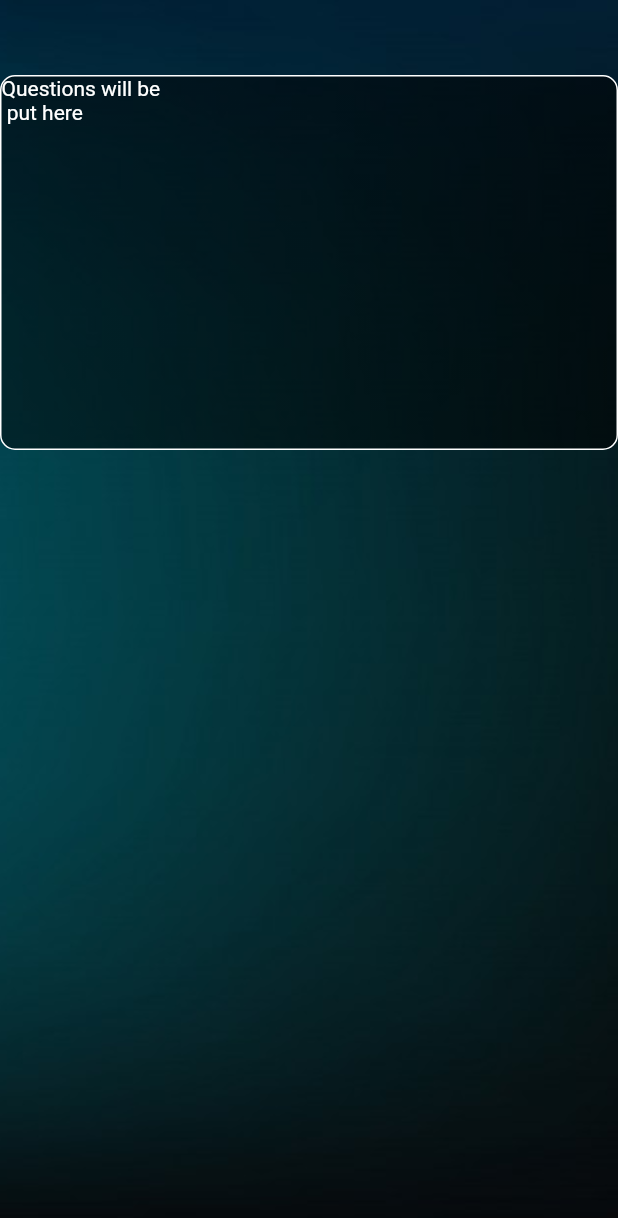
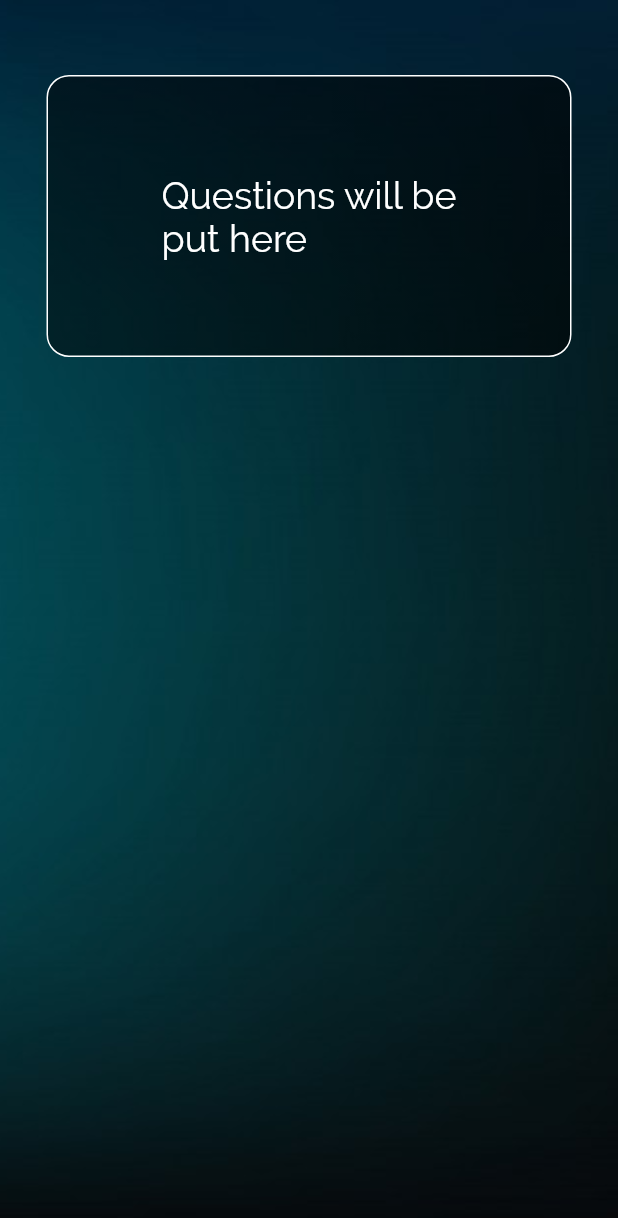
Before and after one commit to pratikjain04/Quiz-Up, a Flutter app: the GameHome screen opened by its route, on a phone screen of 412 x 824 dp. Shown: the top 1218 px of the screen. Run offline on Flutter 3.47's test engine with Material 2 defaults, Android fonts, the phone set to English and light mode, and no system bars; our stand-ins replace firebase_auth, google_sign_in; accounts and stored records are empty.

Commit message:
Fonts added, and UI changes in GamePage

```diff
--- a/lib/screens/home_screen.dart
+++ b/lib/screens/home_screen.dart
@@ -46,21 +46,25 @@ class GameHomeState extends State<GameHome> with SingleTickerProviderStateMixin{
            children: <Widget>[
              Padding(padding: EdgeInsets.only(top: 50.0),),
              Container(
-               height: 250.0,
-               width: 500.0,
+               height: 188.0,
+               width: 350.0,
                decoration: BoxDecoration(
-                borderRadius: BorderRadius.circular(10.0),
+                borderRadius: BorderRadius.circular(15.0),
                  border: Border.all(color: Colors.white),
                  gradient: LinearGradient(colors: <Color>[
                    Colors.black45,
                    Colors.black54
                  ])
                ),
-              child: Text('Questions will be\n put here',
-                style: TextStyle(
-                    color: Colors.white,
-                    fontSize: (animation.value*14),
-                ),),
+              child: Center(
+                child: Text('Questions will be\n'
+                    '\r\r\r\r\r\rput here',
+                  style: TextStyle(
+                      color: Colors.white,
+                      fontSize: (animation.value*25),
+                      fontFamily: 'Raleway'
+                  ),),
+              ),
              ),
            ],
          )
```
Also changed, not shown: pubspec.yaml (+6 -12 lines), fonts/Raleway-Italic.ttf (added), fonts/Raleway-Regular.ttf (added), lib/main.dart (line endings or trailing spaces).
